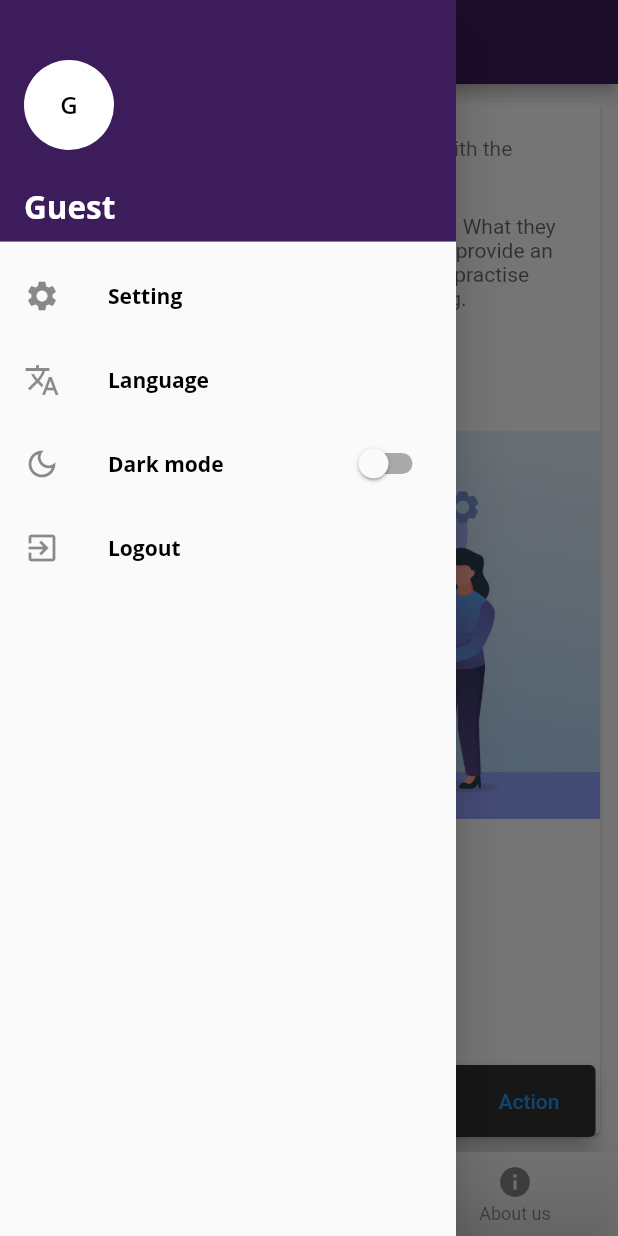
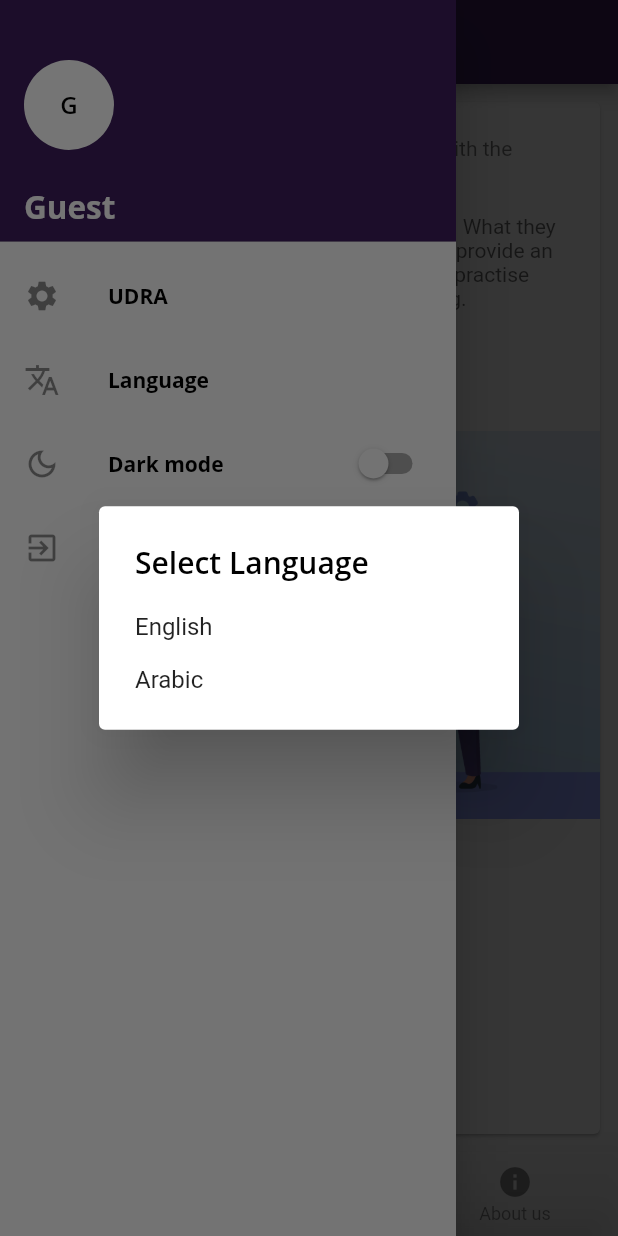
Before and after one commit to alfatihtalab/Udra, a Flutter app: the HomePage screen opened directly, item 2 of the bottom bar chosen, in the side drawer, after a tap on "Language", on a phone screen of 412 x 824 dp. Run offline on Flutter 3.47's test engine with Material 2 defaults, Android fonts, the light colour scheme and no system bars; our stand-ins replace easy_localization, get, google_fonts, google_maps_flutter, shared_preferences; accounts and stored records are empty; generated files the repository leaves out were written again.

Commit message:
second commit

```diff
--- /dev/null
+++ b/assets/translations/ar.json
@@ -0,0 +1,24 @@
+{
+  "title": "آدرى",
+  "home": "الرئيسية",
+  "settings": "الضبط",
+  "language": "اللغة",
+  "dark_mode": "الوضع الليلي",
+  "logout": "خروج",
+  "guest": "زائر",
+  "news": "الأخبار",
+  "events_text": "المناسبات",
+  "about_us": "عنا",
+  "ads_title": "الإعلانات",
+  "location": "الموقع",
+  "about_udra":"عن آدرى",
+  "services": "الخدمات",
+  "general": "العامة",
+  "students": "الطلاب",
+  "kids": "الأطفال",
+  "udra_cloud": "سحابة آدرى",
+  "special_services": "خدمات متخصصة",
+  "contact_us": "إتصل بنا",
+  "language_text_en": "الإنجليزية",
+  "language_text_ar": "العربية"
+}
--- /dev/null
+++ b/assets/translations/en.json
@@ -0,0 +1,25 @@
+{
+  "title": "UDRA",
+  "home": "Home",
+  "settings": "Settings",
+  "language": "Language",
+  "dark_mode": "Dark mode",
+  "logout": "Logout",
+  "guest": "Guest",
+  "news": "News",
+  "events_text": "Events",
+  "about_us": "About us",
+  "ads_title": "Advertisement",
+  "location": "Location",
+  "about_udra":"About UDRA",
+  "services": "Services",
+  "general": "General",
+  "students": "Students",
+  "kids": "Kids",
+  "udra_cloud": "UDRA Cloud",
+  "special_services": "Special Services",
+  "contact_us": "Contact us",
+  "language_text_en": "English",
+  "language_text_ar": "Arabic"
+
+}
--- a/lib/components/home/news/news_list_views.dart
+++ b/lib/components/home/news/news_list_views.dart
@@ -1,5 +1,7 @@
+import 'package:easy_localization/easy_localization.dart';
 import 'package:flutter/material.dart';
 import 'package:flutter_hosham_app/components/home/services_components/services_grid_view.dart';
+import 'package:flutter_hosham_app/generated/locale_keys.g.dart';
 import 'package:flutter_hosham_app/models/news.dart';
 
 import 'news_card.dart';
@@ -25,8 +27,8 @@ class NewsListView extends StatelessWidget {
       child: ListView(
         //crossAxisAlignment: CrossAxisAlignment.start,
         children: [
-          // 5
-          Text('News 🍳', style: Theme.of(context).textTheme.headline2),
+          // 5 🍳
+          Text(LocaleKeys.ads_title, style: Theme.of(context).textTheme.headline2).tr(),
           // 6
           const SizedBox(height: 16),
           // 7
@@ -61,7 +63,7 @@ class NewsListView extends StatelessWidget {
           const SizedBox(height: 16),
           // 7
           Container(
-            height: MediaQuery.of(context).size.height / 2.4,
+            // height: MediaQuery.of(context).size.height / 2,
             width: MediaQuery.of(context).size.width,
             //height: 350,
             // TODO: Add ListView Here
--- a/lib/components/home/services_components/service_thumbnail.dart
+++ b/lib/components/home/services_components/service_thumbnail.dart
@@ -15,6 +15,7 @@ class ServiceThumbnail extends StatelessWidget {
       onTap: onClick,
       child: Card(
         elevation: 4,
+        margin: EdgeInsets.all(12),
         shape: const RoundedRectangleBorder(
             borderRadius: BorderRadius.all(Radius.circular(15))),
         child: Column(
--- a/lib/components/home/services_components/services_grid_view.dart
+++ b/lib/components/home/services_components/services_grid_view.dart
@@ -1,5 +1,7 @@
+import 'package:easy_localization/easy_localization.dart';
 import 'package:flutter/material.dart';
 import 'package:flutter_hosham_app/components/home/services_components/service_thumbnail.dart';
+import 'package:flutter_hosham_app/generated/locale_keys.g.dart';
 import 'package:flutter_hosham_app/models/udra_service.dart';
 import 'package:flutter_hosham_app/screens/sub_services_screen/sub_services_list.dart';
 import 'package:get/get.dart';
@@ -26,7 +28,7 @@ class ServicesGridView extends StatelessWidget {
         crossAxisAlignment: CrossAxisAlignment.start,
         children: [
           // 5
-          Text('Services', style: Theme.of(context).textTheme.headline2),
+          Text(LocaleKeys.services, style: Theme.of(context).textTheme.headline2).tr(),
           // 6
           const SizedBox(height: 16),
           // 7
--- a/lib/screens/home/home_page.dart
+++ b/lib/screens/home/home_page.dart
@@ -1,8 +1,11 @@
+import 'package:easy_localization/easy_localization.dart';
 import 'package:flutter/material.dart';
 import 'package:flutter_hosham_app/components/cards/material_card.dart';
 import 'package:flutter_hosham_app/components/circular_image.dart';
 import 'package:flutter_hosham_app/components/home/news/news_list_views.dart';
 import 'package:flutter_hosham_app/controller/theme_controller.dart';
+import 'package:flutter_hosham_app/generated/codegen_loader.g.dart';
+import 'package:flutter_hosham_app/generated/locale_keys.g.dart';
 import 'package:flutter_hosham_app/screens/about_screen.dart';
 import 'package:flutter_hosham_app/screens/auth/login.dart';
 import 'package:flutter_hosham_app/theme_app.dart';
@@ -63,15 +66,15 @@ class _HomePageState extends State<HomePage> {
                 children: [
                   Expanded(child: CircleImage(name: 'Guest')),
                   Text(
-                    'Guest',
+                    LocaleKeys.guest,
                     style: DemoTheme.darkTextTheme.headline2,
-                  ),
+                  ).tr(),
                 ],
               ),
             ),
             ListTile(
               leading: const Icon(Icons.settings),
-              title: const Text('Setting'),
+              title: Text(LocaleKeys.title).tr(),
               onTap: () {
                 // Update the state of the app.
                 // ...
@@ -79,22 +82,23 @@ class _HomePageState extends State<HomePage> {
             ),
             ListTile(
               leading: const Icon(Icons.translate),
-              title: const Text('Language'),
+              title: const Text(LocaleKeys.language).tr(),
               onTap: () {
+                showLanguageDialoug();
                 // Update the state of the app.
                 // ...
-                final snackBar = SnackBar(
-                  behavior: SnackBarBehavior.floating,
-                  content: Text('Coming soon ...'),
-                  action: SnackBarAction(
-                    label: 'Action',
-                    onPressed: () {},
-                  ),
-                );
+                // final snackBar = SnackBar(
+                //   behavior: SnackBarBehavior.floating,
+                //   content: Text('Coming soon ...'),
+                //   action: SnackBarAction(
+                //     label: 'Action',
+                //     onPressed: () {},
+                //   ),
+                // );
 
                 // Find the Scaffold in the widget tree and use
                 // it to show a SnackBar.
-                ScaffoldMessenger.of(context).showSnackBar(snackBar);
+                // ScaffoldMessenger.of(context).showSnackBar(snackBar);
               },
             ),
             ListTile(
@@ -102,7 +106,7 @@ class _HomePageState extends State<HomePage> {
               title: Row(
                 mainAxisAlignment: MainAxisAlignment.spaceBetween,
                 children: [
-                  const Text('Dark mode'),
+                  const Text(LocaleKeys.dark_mode).tr(),
                   Switch(
                       value: isDark,
                       onChanged: (v) {
@@ -121,7 +125,7 @@ class _HomePageState extends State<HomePage> {
             ),
             ListTile(
               leading: const Icon(Icons.exit_to_app),
-              title: const Text('Logout'),
+              title: Text(LocaleKeys.logout).tr(),
               onTap: () {
                 // Update the state of the app.
                 // ...
@@ -133,7 +137,7 @@ class _HomePageState extends State<HomePage> {
         ),
       ),
       appBar: AppBar(
-        title: const Text('UDRA'),
+        title: Text(LocaleKeys.title).tr(),
       ),
       body: SafeArea(
           child: Padding(
@@ -147,18 +151,18 @@ class _HomePageState extends State<HomePage> {
       bottomNavigationBar: BottomNavigationBar(
         // iconSize: 28,
         // selectedFontSize: 18,
-        items: const [
+        items: [
           BottomNavigationBarItem(
-            icon: Icon(Icons.home),
-            label: 'home',
+            icon: Icon(Icons.wysiwyg),
+            label: tr(LocaleKeys.news),
           ),
           BottomNavigationBarItem(
             icon: Icon(Icons.event),
-            label: 'Events',
+            label: tr(LocaleKeys.events_text),
           ),
           BottomNavigationBarItem(
             icon: Icon(Icons.info),
-            label: 'About us',
+            label: tr(LocaleKeys.about_us),
           ),
         ],
         currentIndex: _selectedIndex,
@@ -166,4 +170,43 @@ class _HomePageState extends State<HomePage> {
       ),
     );
   }
+
+  Future<void> showLanguageDialoug() async {
+    switch (await showDialog(
+        context: context,
+        builder: (BuildContext context) {
+          return SimpleDialog(
+            title: const Text('Select Language'),
+            children: <Widget>[
+              SimpleDialogOption(
+                onPressed: () {
+                  setState(() {
+                    context.setLocale(Locale("en"));
+                  });
+                },
+                child: const Text(LocaleKeys.language_text_en).tr(),
+              ),
+              SimpleDialogOption(
+                onPressed: () {
+                  setState(() {
+                    context.setLocale(Locale("ar"));
+                  });
+                },
+                child: const Text(LocaleKeys.language_text_ar).tr(),
+              ),
+            ],
+          );
+        })) {
+      case Locale:
+        // Let's go.
+        // ...
+        break;
+      case Locale:
+        // ...
+        break;
+      case null:
+        // dialog dismissed
+        break;
+    }
+  }
 }
--- a/pubspec.yaml
+++ b/pubspec.yaml
@@ -15,7 +15,7 @@ dependencies:
 
   cupertino_icons: ^1.0.2
   http: ^0.13.4
-  google_fonts: ^2.1.0
+  google_fonts: ^2.3.1
   shared_preferences: ^2.0.9
   provider: ^6.0.1
   get: ^4.6.1
@@ -117,6 +117,7 @@ flutter:
     - assets/sample_data/
     - assets/onboarding/
     - assets/news/
+    - assets/translations/
 
   # To add custom fonts to your application, add a fonts section here,
   # in this "flutter" section. Each entry in this list should have a
```
Also changed, not shown: lib/components/sub_service_card.dart (added, +19 -0 lines), lib/controller/localization_controller.dart (added, +14 -0 lines), lib/main.dart (+15 -1 lines), lib/models/udra_service.dart (+8 -3 lines), lib/screens/about_screen.dart (+8 -6 lines), lib/screens/sub_services_screen/sub_services_list.dart (+28 -24 lines), pubspec.lock, 3 other files.
